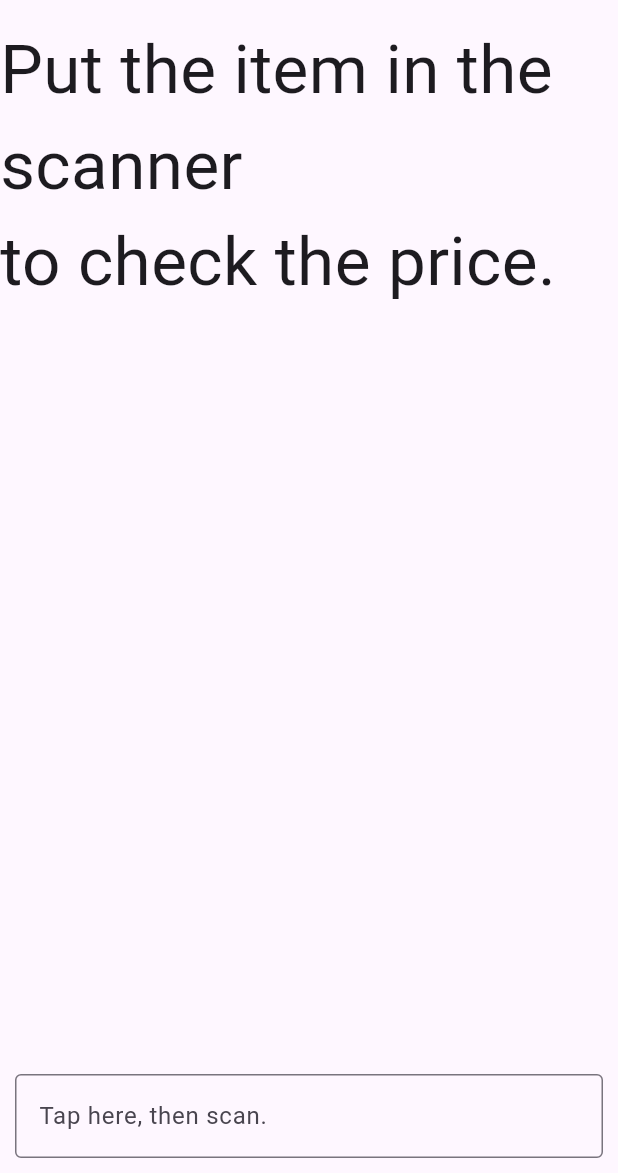
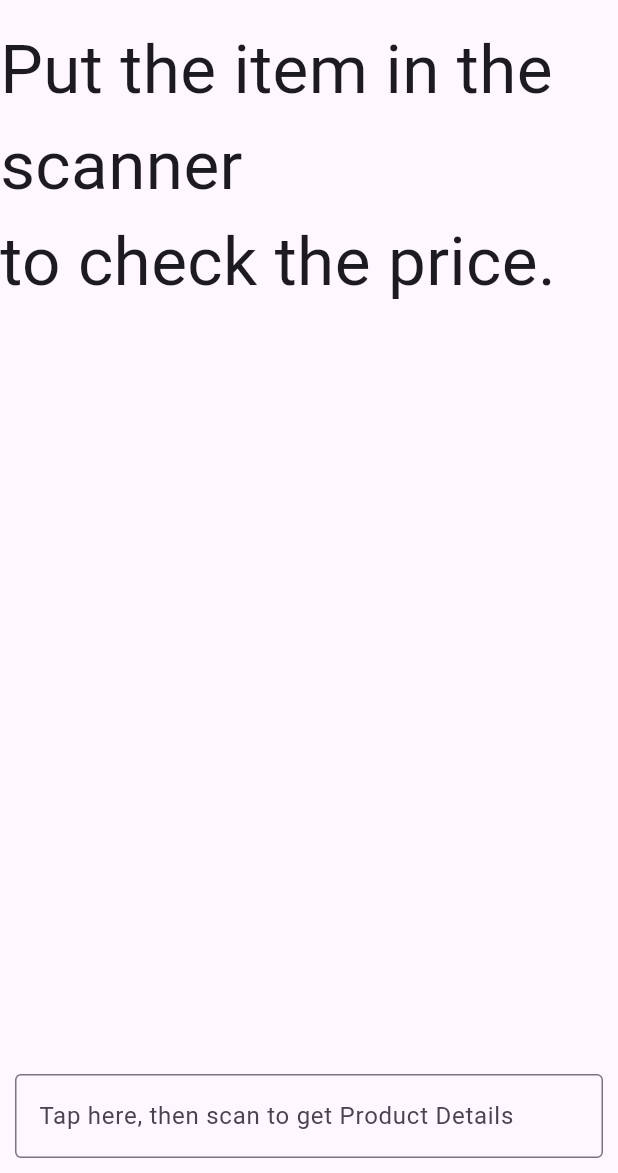
Before and after one commit to roleosalaprojects/price_checker_rolworks_pos, a Flutter app: the screen it shows after launch, on a phone screen of 412 x 824 dp, the part 63-1236 px from its top. Run offline on Flutter 3.47's test engine with Material 3 defaults, Android fonts, the phone set to English and light mode, and no system bars.

Commit message:
Initial Commit

```diff
--- a/price_checker/lib/components/custom_text_field.dart
+++ b/price_checker/lib/components/custom_text_field.dart
@@ -3,10 +3,14 @@ import 'package:flutter/material.dart';
 class CustomTextField extends StatelessWidget {
   final TextEditingController controller;
   final String hintText;
+  final TextInputAction textInputAction;
+  final VoidCallback onSubmitted;
   const CustomTextField({
     super.key,
     required this.controller,
     required this.hintText,
+    required this.textInputAction,
+    required this.onSubmitted,
   });
 
   @override
@@ -17,6 +21,7 @@ class CustomTextField extends StatelessWidget {
         hintText: hintText,
         border: const OutlineInputBorder(),
       ),
+      textInputAction: textInputAction,
     );
   }
 }
--- /dev/null
+++ b/price_checker/lib/models/ProductModel.dart
@@ -0,0 +1,198 @@
+/// id : 1433
+/// barcode : ""
+/// name : "WINSTON RED"
+/// category_id : 0
+/// vatable : 1
+/// tax_id : 1
+/// markup : 5
+/// cost : 122.5
+/// prev_cost : 0
+/// price : 144
+/// prev_price : 0
+/// senior : 20
+/// pwd : 20
+/// status : 1
+/// user_id : 1
+/// created_at : null
+/// updated_at : "2023-11-12T14:27:54.000000Z"
+/// supplier_id : 41
+/// discountable : 0
+/// type : 0
+
+class ProductModel {
+  ProductModel({
+    num? id,
+    String? barcode,
+    String? name,
+    num? categoryId,
+    num? vatable,
+    num? taxId,
+    num? markup,
+    num? cost,
+    num? prevCost,
+    num? price,
+    num? prevPrice,
+    num? senior,
+    num? pwd,
+    num? status,
+    num? userId,
+    dynamic createdAt,
+    String? updatedAt,
+    num? supplierId,
+    num? discountable,
+    num? type,
+  }) {
+    _id = id;
+    _barcode = barcode;
+    _name = name;
+    _categoryId = categoryId;
+    _vatable = vatable;
+    _taxId = taxId;
+    _markup = markup;
+    _cost = cost;
+    _prevCost = prevCost;
+    _price = price;
+    _prevPrice = prevPrice;
+    _senior = senior;
+    _pwd = pwd;
+    _status = status;
+    _userId = userId;
+    _createdAt = createdAt;
+    _updatedAt = updatedAt;
+    _supplierId = supplierId;
+    _discountable = discountable;
+    _type = type;
+  }
+
+  ProductModel.fromJson(dynamic json) {
+    _id = json['id'];
+    _barcode = json['barcode'];
+    _name = json['name'];
+    _categoryId = json['category_id'];
+    _vatable = json['vatable'];
+    _taxId = json['tax_id'];
+    _markup = json['markup'];
+    _cost = json['cost'];
+    _prevCost = json['prev_cost'];
+    _price = json['price'];
+    _prevPrice = json['prev_price'];
+    _senior = json['senior'];
+    _pwd = json['pwd'];
+    _status = json['status'];
+    _userId = json['user_id'];
+    _createdAt = json['created_at'];
+    _updatedAt = json['updated_at'];
+    _supplierId = json['supplier_id'];
+    _discountable = json['discountable'];
+    _type = json['type'];
+  }
+  num? _id;
+  String? _barcode;
+  String? _name;
+  num? _categoryId;
+  num? _vatable;
+  num? _taxId;
+  num? _markup;
+  num? _cost;
+  num? _prevCost;
+  num? _price;
+  num? _prevPrice;
+  num? _senior;
+  num? _pwd;
+  num? _status;
+  num? _userId;
+  dynamic _createdAt;
+  String? _updatedAt;
+  num? _supplierId;
+  num? _discountable;
+  num? _type;
+  ProductModel copyWith({
+    num? id,
+    String? barcode,
+    String? name,
+    num? categoryId,
+    num? vatable,
+    num? taxId,
+    num? markup,
+    num? cost,
+    num? prevCost,
+    num? price,
+    num? prevPrice,
+    num? senior,
+    num? pwd,
+    num? status,
+    num? userId,
+    dynamic createdAt,
+    String? updatedAt,
+    num? supplierId,
+    num? discountable,
+    num? type,
+  }) =>
+      ProductModel(
+        id: id ?? _id,
+        barcode: barcode ?? _barcode,
+        name: name ?? _name,
+        categoryId: categoryId ?? _categoryId,
+        vatable: vatable ?? _vatable,
+        taxId: taxId ?? _taxId,
+        markup: markup ?? _markup,
+        cost: cost ?? _cost,
+        prevCost: prevCost ?? _prevCost,
+        price: price ?? _price,
+        prevPrice: prevPrice ?? _prevPrice,
+        senior: senior ?? _senior,
+        pwd: pwd ?? _pwd,
+        status: status ?? _status,
+        userId: userId ?? _userId,
+        createdAt: createdAt ?? _createdAt,
+        updatedAt: updatedAt ?? _updatedAt,
+        supplierId: supplierId ?? _supplierId,
+        discountable: discountable ?? _discountable,
+        type: type ?? _type,
+      );
+  num? get id => _id;
+  String? get barcode => _barcode;
+  String? get name => _name;
+  num? get categoryId => _categoryId;
+  num? get vatable => _vatable;
+  num? get taxId => _taxId;
+  num? get markup => _markup;
+  num? get cost => _cost;
+  num? get prevCost => _prevCost;
+  num? get price => _price;
+  num? get prevPrice => _prevPrice;
+  num? get senior => _senior;
+  num? get pwd => _pwd;
+  num? get status => _status;
+  num? get userId => _userId;
+  dynamic get createdAt => _createdAt;
+  String? get updatedAt => _updatedAt;
+  num? get supplierId => _supplierId;
+  num? get discountable => _discountable;
+  num? get type => _type;
+
+  Map<String, dynamic> toJson() {
+    final map = <String, dynamic>{};
+    map['id'] = _id;
+    map['barcode'] = _barcode;
+    map['name'] = _name;
+    map['category_id'] = _categoryId;
+    map['vatable'] = _vatable;
+    map['tax_id'] = _taxId;
+    map['markup'] = _markup;
+    map['cost'] = _cost;
+    map['prev_cost'] = _prevCost;
+    map['price'] = _price;
+    map['prev_price'] = _prevPrice;
+    map['senior'] = _senior;
+    map['pwd'] = _pwd;
+    map['status'] = _status;
+    map['user_id'] = _userId;
+    map['created_at'] = _createdAt;
+    map['updated_at'] = _updatedAt;
+    map['supplier_id'] = _supplierId;
+    map['discountable'] = _discountable;
+    map['type'] = _type;
+    return map;
+  }
+}
--- a/price_checker/lib/pages/price_checker.dart
+++ b/price_checker/lib/pages/price_checker.dart
@@ -1,6 +1,8 @@
 import 'package:flutter/material.dart';
 import 'package:price_checker/components/custom_text.dart';
 import 'package:price_checker/components/custom_text_field.dart';
+import 'package:price_checker/models/ProductModel.dart';
+import 'package:price_checker/services/HTTPService.dart';
 
 class PriceCheckerPage extends StatefulWidget {
   const PriceCheckerPage({super.key});
@@ -10,7 +12,19 @@ class PriceCheckerPage extends StatefulWidget {
 }
 
 class _PriceCheckerPageState extends State<PriceCheckerPage> {
+  late List<dynamic> products;
   TextEditingController searchController = TextEditingController();
+  bool _isEmpty = true;
+  //get products
+  Future<void> onSubmitted(String value) async {
+    var response = await httpGet('/items/search', {'query': value});
+    print(response.toString());
+    products = response.map((e) => ProductModel.fromJson(e)).toList();
+    setState(() {
+      _isEmpty = (products.length > 0) ? false : true;
+    });
+  }
+
   @override
   Widget build(BuildContext context) {
     return Scaffold(
@@ -23,17 +37,52 @@ class _PriceCheckerPageState extends State<PriceCheckerPage> {
       body: Column(
         mainAxisAlignment: MainAxisAlignment.spaceBetween,
         children: [
-          const Center(
-            child: CustomText(
-              content: "Put the item in the scanner\nto check the price.",
-              fontSize: 45,
-            ),
-          ),
+          _isEmpty
+              ? const Center(
+                  child: CustomText(
+                    content: "Put the item in the scanner\nto check the price.",
+                    fontSize: 45,
+                  ),
+                )
+              : Expanded(
+                  child: ListView.builder(
+                    itemCount: products.length,
+                    itemBuilder: (context, index) {
+                      if (products.length == 1) {
+                        return Align(
+                          alignment: Alignment.bottomLeft,
+                          child: Center(
+                            child: CustomText(
+                              content: products[index].name,
+                              fontSize: 30,
+                            ),
+                          ),
+                        );
+                      } else if (products.length > 0) {
+                        return ListTile(
+                          title: CustomText(
+                            content:
+                                "${products[index].name!} - ${products[index].price!.toStringAsFixed(2)}",
+                            fontSize: 16.0,
+                          ),
+                        );
+                      } else {
+                        return const CustomText(
+                            content: "No Data Available", fontSize: 45);
+                      }
+                    },
+                  ),
+                ),
           Padding(
             padding: const EdgeInsets.all(10.0),
-            child: CustomTextField(
+            child: TextField(
               controller: searchController,
-              hintText: "Tap here, then scan.",
+              decoration: const InputDecoration(
+                hintText: "Tap here, then scan to get Product Details",
+                border: OutlineInputBorder(),
+              ),
+              textInputAction: TextInputAction.go,
+              onSubmitted: onSubmitted,
             ),
           )
         ],
--- a/price_checker/pubspec.yaml
+++ b/price_checker/pubspec.yaml
@@ -35,6 +35,7 @@ dependencies:
   # The following adds the Cupertino Icons font to your application.
   # Use with the CupertinoIcons class for iOS style icons.
   cupertino_icons: ^1.0.2
+  http: ^1.1.2
 
 dev_dependencies:
   flutter_test:
```
Also changed, not shown: price_checker/lib/services/HTTPService.dart (added, +20 -0 lines), price_checker/lib/services/ProductService.dart (added), price_checker/pubspec.lock.
